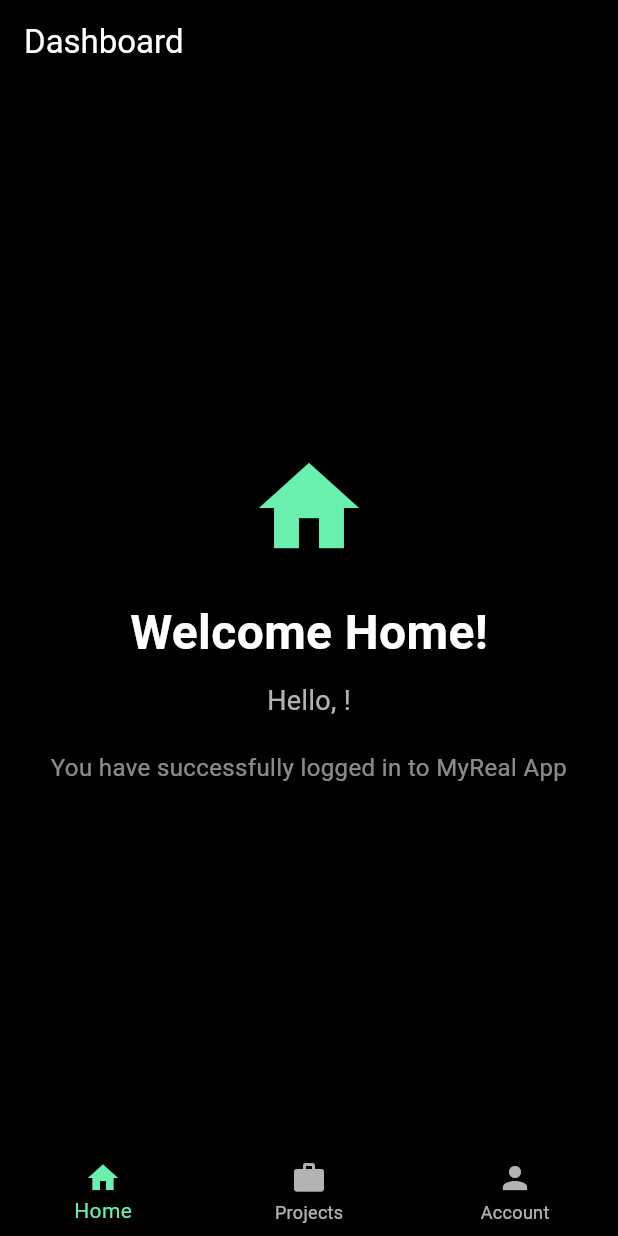
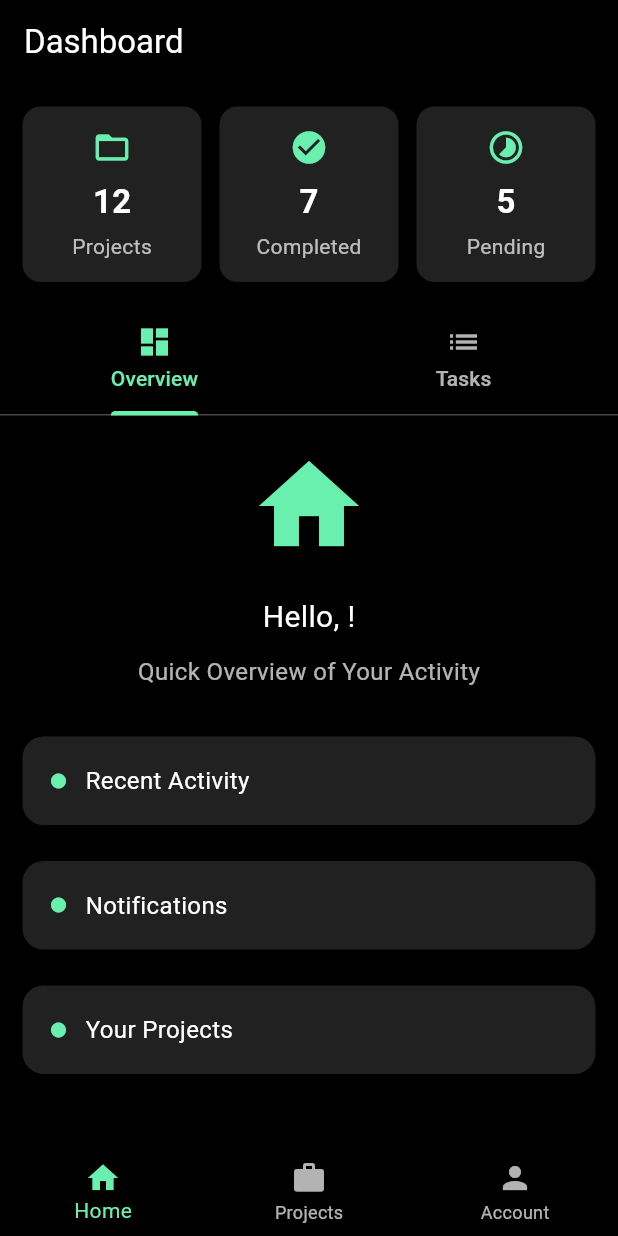
Before and after one commit to Next-Gen-Evans/myreal_app, a Flutter app: the HomeScreen screen opened by its route, on a phone screen of 412 x 824 dp. Run offline on Flutter 3.47's test engine with Material 3 defaults, Android fonts, the phone set to English and light mode, and no system bars; our stand-ins replace firebase_auth, firebase_core; accounts and stored records are empty.

Commit message:
updated the dashbard for clean UI and navigation

```diff
--- a/lib/screens/home_screen.dart
+++ b/lib/screens/home_screen.dart
@@ -2,7 +2,6 @@ import 'package:flutter/material.dart';
 import 'package:firebase_auth/firebase_auth.dart';
 import 'package:myreal_app/screens/settings_screen.dart';
 import 'projects_screen.dart';
-import 'account_screen.dart';
 
 class HomeScreen extends StatefulWidget {
   const HomeScreen({super.key});
@@ -13,8 +12,6 @@ class HomeScreen extends StatefulWidget {
 
 class _HomeScreenState extends State<HomeScreen> {
   int _selectedIndex = 0;
-
-  final user = FirebaseAuth.instance.currentUser;
 
   static final List<Widget> _pages = <Widget>[
     const _HomePage(),
@@ -35,6 +32,7 @@ class _HomeScreenState extends State<HomeScreen> {
       appBarTitle = 'Dashboard';
     }
 
+    // ignore: deprecated_member_use
     return WillPopScope(
       onWillPop: () async => false,
       child: Scaffold(
@@ -72,30 +70,159 @@ class _HomePage extends StatelessWidget {
   Widget build(BuildContext context) {
     final user = FirebaseAuth.instance.currentUser;
 
-    return Center(
+    return DefaultTabController(
+      length: 2,
       child: Column(
-        mainAxisAlignment: MainAxisAlignment.center,
         children: [
-          const Icon(Icons.home, size: 80, color: Colors.greenAccent),
+          // ─────────────────────────────
+          // TOP DASHBOARD STATS
+          // ─────────────────────────────
+          Padding(
+            padding: const EdgeInsets.all(15.0),
+            child: Row(
+              children: [
+                _statCard("Projects", "12", Icons.folder_open),
+                const SizedBox(width: 12),
+                _statCard("Completed", "7", Icons.check_circle),
+                const SizedBox(width: 12),
+                _statCard("Pending", "5", Icons.timelapse),
+              ],
+            ),
+          ),
+
+          // ─────────────────────────────
+          // TABS
+          // ─────────────────────────────
+          const TabBar(
+            indicatorColor: Colors.greenAccent,
+            labelColor: Colors.greenAccent,
+            unselectedLabelColor: Colors.white70,
+            tabs: [
+              Tab(icon: Icon(Icons.dashboard), text: "Overview"),
+              Tab(icon: Icon(Icons.list), text: "Tasks"),
+            ],
+          ),
+
+          // ─────────────────────────────
+          // TAB CONTENT
+          // ─────────────────────────────
+          Expanded(
+            child: TabBarView(
+              children: [
+                // OVERVIEW TAB
+                SingleChildScrollView(
+                  child: Column(
+                    children: [
+                      const SizedBox(height: 20),
+                      const Icon(
+                        Icons.home,
+                        size: 80,
+                        color: Colors.greenAccent,
+                      ),
+                      const SizedBox(height: 20),
+                      Text(
+                        'Hello, ${user?.email ?? 'User'}!',
+                        style: const TextStyle(
+                          fontSize: 20,
+                          color: Colors.white,
+                        ),
+                      ),
+                      const SizedBox(height: 10),
+                      const Text(
+                        'Quick Overview of Your Activity',
+                        style: TextStyle(fontSize: 16, color: Colors.white70),
+                      ),
+                      const SizedBox(height: 20),
+                      _placeholderCard("Recent Activity"),
+                      _placeholderCard("Notifications"),
+                      _placeholderCard("Your Projects"),
+                    ],
+                  ),
+                ),
+
+                // TASKS TAB (UI only)
+                SingleChildScrollView(
+                  child: Column(
+                    children: [
+                      const SizedBox(height: 20),
+                      const Icon(
+                        Icons.task_alt,
+                        size: 80,
+                        color: Colors.greenAccent,
+                      ),
                       const SizedBox(height: 20),
                       const Text(
-            'Welcome Home!',
+                        'Tasks Coming Soon',
                         style: TextStyle(
-              fontSize: 32,
+                          fontSize: 22,
+                          color: Colors.white,
+                          fontWeight: FontWeight.bold,
+                        ),
+                      ),
+                      const SizedBox(height: 10),
+                      _placeholderCard("Pending Tasks"),
+                      _placeholderCard("Upcoming Deadlines"),
+                      _placeholderCard("Completed Tasks"),
+                    ],
+                  ),
+                ),
+              ],
+            ),
+          ),
+        ],
+      ),
+    );
+  }
+
+  // ─────────────────────────────
+  // UI COMPONENTS
+  // ─────────────────────────────
+  Widget _statCard(String title, String value, IconData icon) {
+    return Expanded(
+      child: Container(
+        padding: const EdgeInsets.all(14),
+        decoration: BoxDecoration(
+          color: Colors.grey.shade900,
+          borderRadius: BorderRadius.circular(12),
+        ),
+        child: Column(
+          children: [
+            Icon(icon, color: Colors.greenAccent, size: 26),
+            const SizedBox(height: 8),
+            Text(
+              value,
+              style: const TextStyle(
+                fontSize: 22,
                 fontWeight: FontWeight.bold,
                 color: Colors.white,
               ),
             ),
-          const SizedBox(height: 10),
+            const SizedBox(height: 4),
             Text(
-            'Hello, ${user?.email ?? 'User'}!',
-            style: const TextStyle(fontSize: 18, color: Colors.white70),
+              title,
+              style: const TextStyle(fontSize: 14, color: Colors.white70),
             ),
-          const SizedBox(height: 20),
-          const Text(
-            'You have successfully logged in to MyReal App',
-            style: TextStyle(fontSize: 16, color: Colors.white54),
-            textAlign: TextAlign.center,
+          ],
+        ),
+      ),
+    );
+  }
+
+  Widget _placeholderCard(String title) {
+    return Container(
+      margin: const EdgeInsets.symmetric(horizontal: 15, vertical: 12),
+      padding: const EdgeInsets.all(18),
+      decoration: BoxDecoration(
+        color: Colors.grey.shade900,
+        borderRadius: BorderRadius.circular(14),
+      ),
+      child: Row(
+        children: [
+          const Icon(Icons.circle, color: Colors.greenAccent, size: 12),
+          const SizedBox(width: 12),
+          Text(
+            title,
+            style: const TextStyle(color: Colors.white, fontSize: 16),
           ),
         ],
       ),
```
Lines whose indentation alone changed are shown as unchanged.
